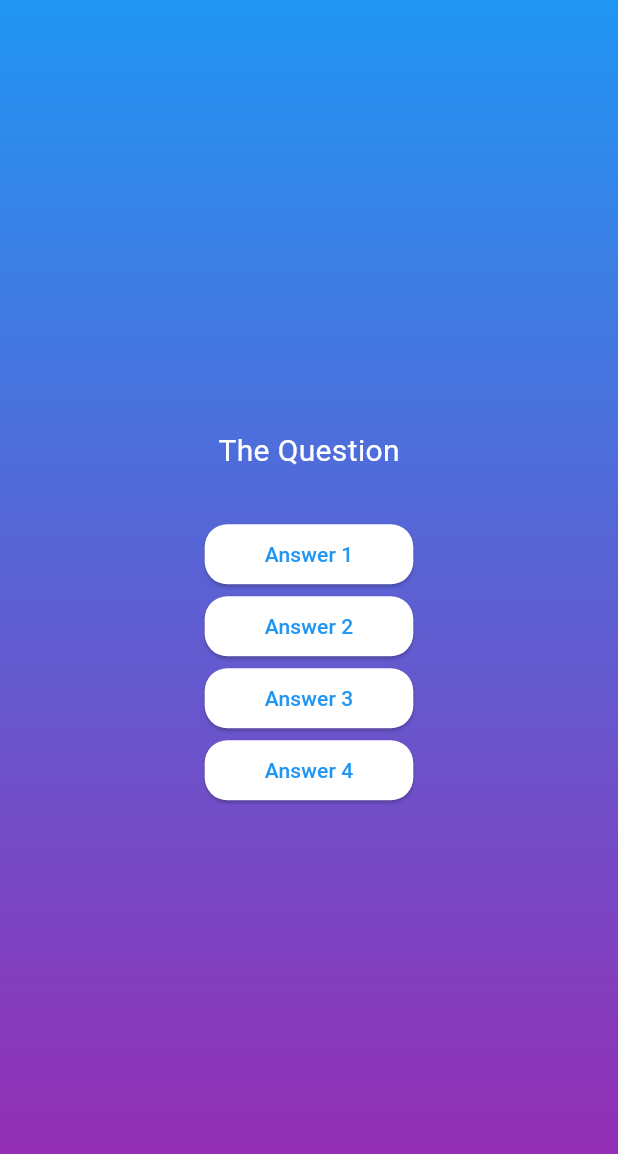
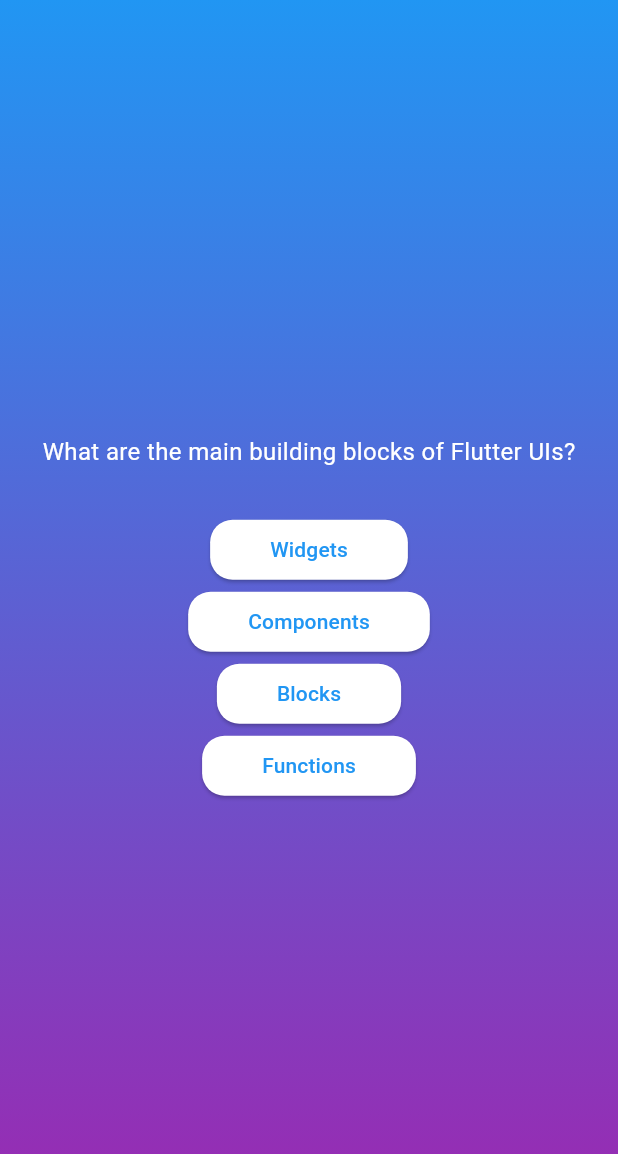
Before and after one commit to jefflueck/quiz_app, a Flutter app: the screen it shows after launch, after a tap on "Start Quiz", on a phone screen of 412 x 824 dp. Shown: the top 1154 px of the screen. Run offline on Flutter 3.47's test engine with Material 3 defaults, Android fonts, the phone set to English and light mode, and no system bars.

Commit message:
imported questions.dart file for questions and answers, starting to dynamically display qestions from file

```diff
--- a/lib/questions_screen.dart
+++ b/lib/questions_screen.dart
@@ -1,6 +1,7 @@
 import 'package:flutter/material.dart';
 
 import 'package:quiz_app/answer_button.dart';
+import 'package:quiz_app/data/questions.dart';
 
 class QuestionsScreen extends StatefulWidget {
   const QuestionsScreen({super.key});
@@ -13,31 +14,32 @@ class QuestionsScreen extends StatefulWidget {
 class _QuestionsScreenState extends State<QuestionsScreen> {
   @override
   Widget build(context) {
+    final currentQuestions = questions[0];
     return SizedBox(
       width: double.infinity,
       child: Column(
         mainAxisAlignment: MainAxisAlignment.center,
         children: [
-          const Text(
-            'The Question',
-            style: TextStyle(fontSize: 20, color: Colors.white),
+          Text(
+            currentQuestions.text,
+            style: const TextStyle(fontSize: 16, color: Colors.white),
           ),
           const SizedBox(height: 30),
           AnswerButton(
             // * Because we chose to use named arguments in the AnswerButton widget, we must add the required answerText in front of the arguments in this implementation.
-            answerText: 'Answer 1',
+            answerText: currentQuestions.answers[0],
             onTap: () {},
           ),
           AnswerButton(
-            answerText: 'Answer 2',
+            answerText: currentQuestions.answers[1],
             onTap: () {},
           ),
           AnswerButton(
-            answerText: 'Answer 3',
+            answerText: currentQuestions.answers[2],
             onTap: () {},
           ),
           AnswerButton(
-            answerText: 'Answer 4',
+            answerText: currentQuestions.answers[3],
             onTap: () {},
           ),
         ],
```
